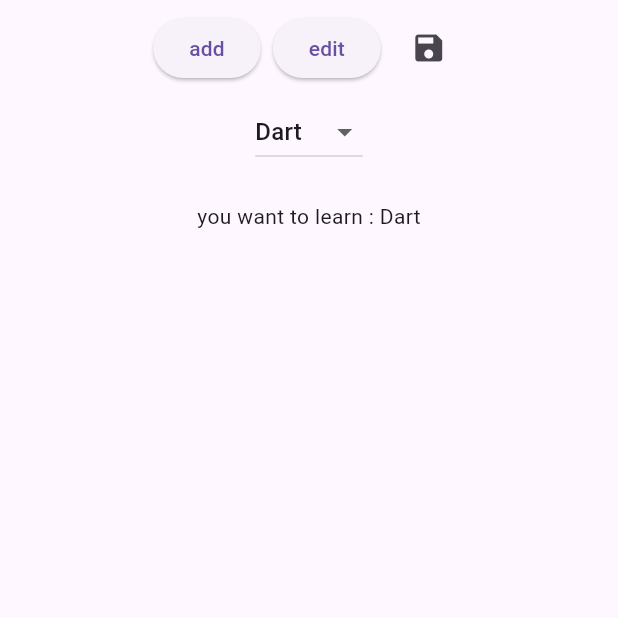
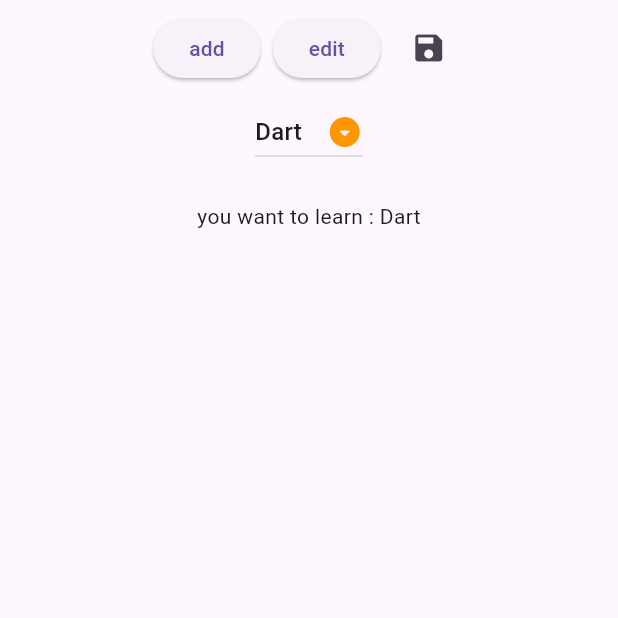
Before and after one commit to sm-hl/simple_project, a Flutter app: the screen it shows after launch, on a phone screen of 412 x 824 dp, the top half of it. Run offline on Flutter 3.47's test engine with Material 3 defaults, Android fonts, the phone set to English and light mode, and no system bars; our stand-ins replace flutter_svg.

Commit message:
change icon for dropdown and some changes

```diff
--- a/lib/main.dart
+++ b/lib/main.dart
@@ -41,6 +41,9 @@
                 });
               },
               value: selectedCourse,
+              icon: Icon(Icons.arrow_drop_down_circle_rounded),
+              iconEnabledColor: Colors.orange,
+              iconDisabledColor: Colors.grey,//if we have onChanged: null,
             ),
 
             SizedBox(height: 22,),
```
